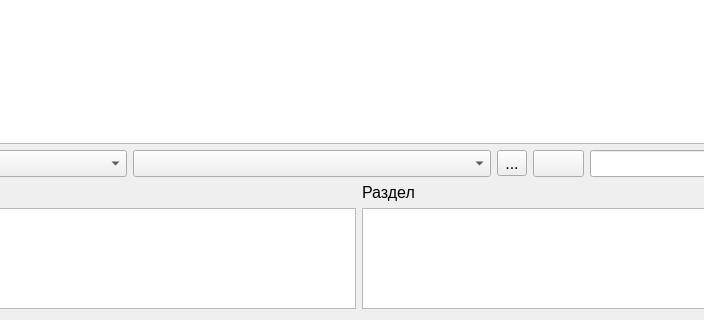
Qt form src/mainwindow/mainwindow.ui (Vladimirsky555/Books) before a commit; both pictures show x 242 to 946 and y 340 to 660 of the 1201 by 660 pixel window.
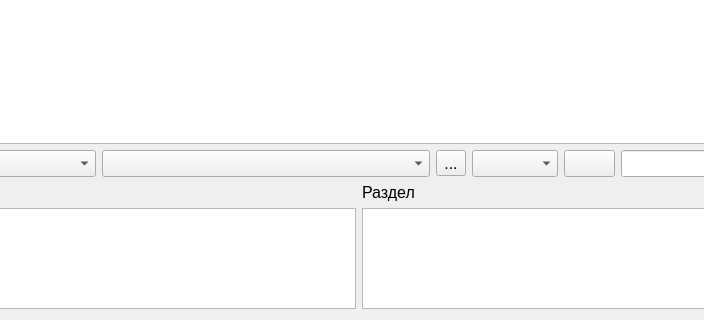
The same form after that commit. Icons and pictures are not drawn.

Patch:
```diff
--- a/src/mainwindow/mainwindow.ui
+++ b/src/mainwindow/mainwindow.ui
@@ -81,6 +81,9 @@
         </property>
        </widget>
       </item>
+      <item>
+       <widget class="QComboBox" name="cbxLan"/>
+      </item>
       <item>
        <widget class="QPushButton" name="btnFont">
         <property name="toolTip">
```
